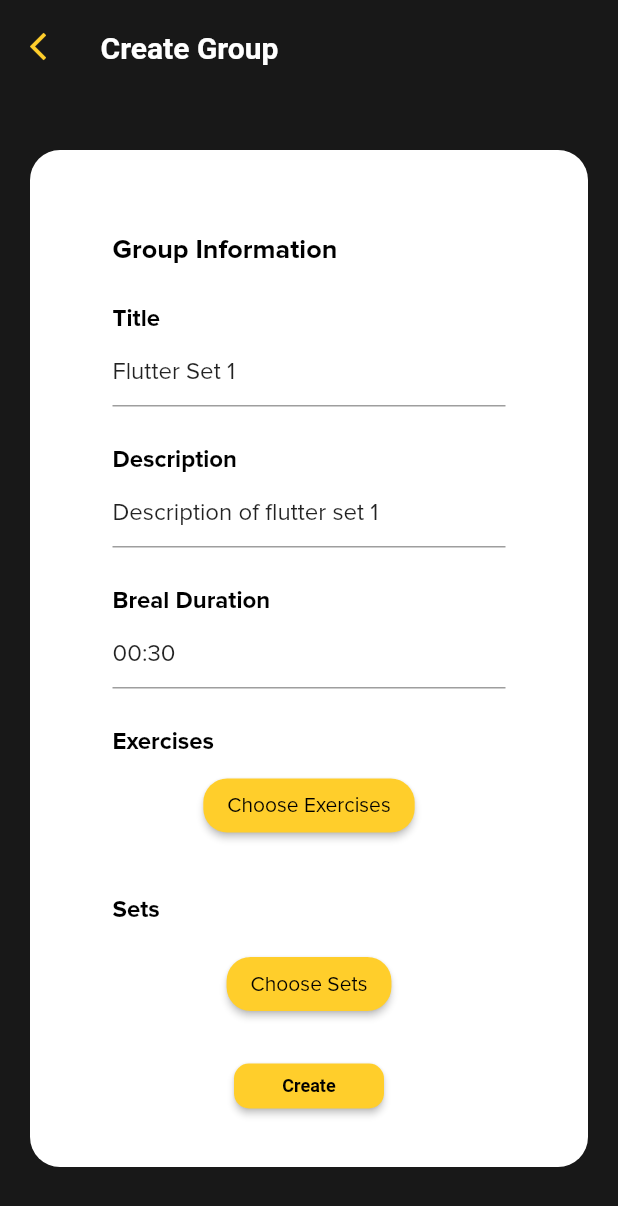
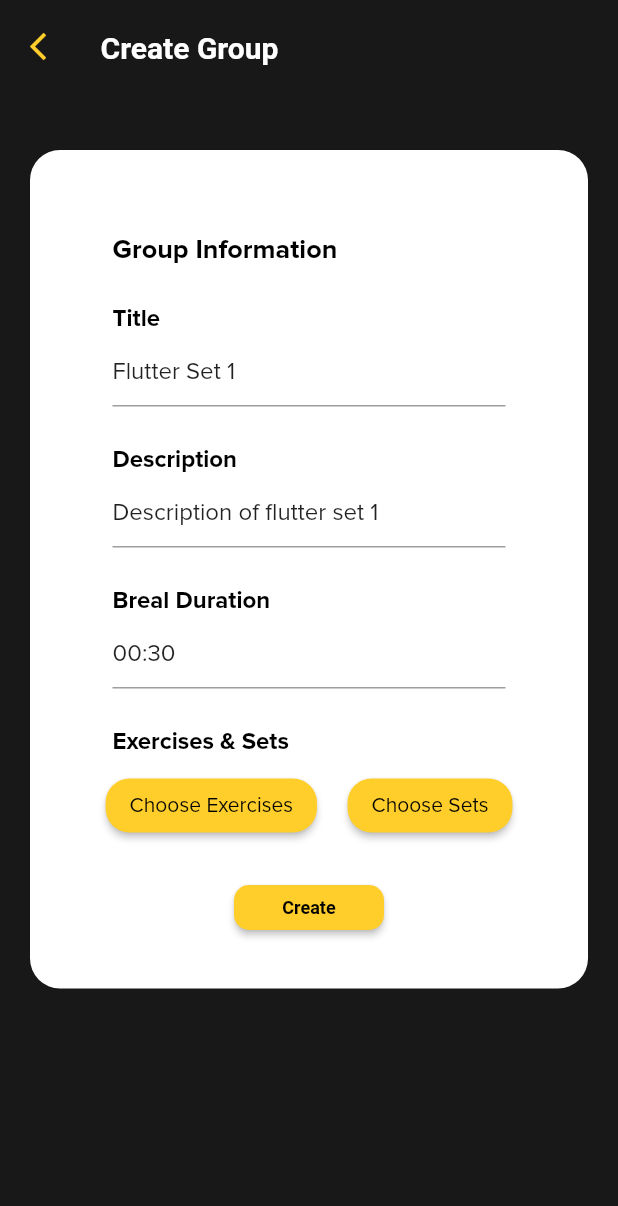
Before and after one commit to AdhamMagdyA/GymManager, a Flutter app: the CreateGroupForm screen opened by its route, after a tap on "Create", on a phone screen of 412 x 824 dp. Shown: the top 1206 px of the screen. Run offline on Flutter 3.47's test engine with Material 2 defaults, Android fonts, the phone set to English and light mode, and no system bars; our stand-ins replace backdrop, bubble_tab_indicator, cached_network_image, dio, dropdown_search, image_picker and 5 more; missing offline and left inert: pretty_json; accounts and stored records are empty; network calls fail; Roboto replaces fonts that are missing (sans-serif-light).

Commit message:
create group: ordering sets and exercises in the same list

```diff
--- a/lib/models/exercise.dart
+++ b/lib/models/exercise.dart
@@ -12,6 +12,7 @@ class Exercise {
   Equipment equipment;
   String coachName;
   int coachId;
+  int order;
   Exercise({
     this.id,
     this.title,
@@ -24,6 +25,7 @@ class Exercise {
     this.coachId,
     this.coachName,
     this.equipment,
+    this.order,
   });
 
   Map<String, Object> toMap() {
@@ -40,6 +42,7 @@ class Exercise {
       'coachId': coachId,
       'coachName': coachName,
       'equipment': equipment,
+      'order': order,
     };
   }
 
--- a/lib/models/set.dart
+++ b/lib/models/set.dart
@@ -10,6 +10,7 @@ class Set {
   int coachId;
   String coachName;
   List<Exercise> exercises;
+  int order;
 
   Set(
       {this.coachName,
@@ -19,6 +20,7 @@ class Set {
       this.breakDuration,
       this.coachId,
       this.exercises,
+      this.order
   });
 
   String toString() {
@@ -32,6 +34,7 @@ class Set {
       'description': description,
       'coachId': coachId,
       'break_duration': breakDuration,
+      'order': order,
       'exercises':
           exercises?.map((Exercise exercise) => exercise.toMap())?.toList(),
     };
--- a/lib/screens/coach/groups/create-group.dart
+++ b/lib/screens/coach/groups/create-group.dart
@@ -15,35 +15,38 @@ import 'package:gym_project/widget/providers/user.dart';
 import 'package:provider/provider.dart';
 
 Map<int, Map<String, Object>> selectedExercises = {};
-List<ExerciseViewModel> orderedExercises = [];
+Map<int, Map<String, Object>> selectedSets = {};
+List<dynamic> orderedObjects = [];
 
-void setOrderedExercises({
-  @required Map<int, Map<String, Object>> selectedExercises,
+void setOrderedObjects({
+  @required Map<int, Map<String, Object>> selectedObjects,
 }) {
-  orderedExercises.clear();
-  selectedExercises.values.forEach((Map<String, Object> exerciseData) {
+  // figuring out incoming objects are exercises or sets
+  Map<String, Object> firstObjectData = selectedObjects.values.first;
+  bool objectsAreExercises = firstObjectData.containsKey('exercise');
+  if (objectsAreExercises) {
+    // removing old exercises
+    orderedObjects
+        .removeWhere((object) => object.runtimeType == ExerciseViewModel);
+    selectedObjects.values.forEach((Map<String, Object> exerciseData) {
       int quantity = exerciseData['quantity'] as int;
-    ExerciseViewModel exercise = exerciseData['exercise'] as ExerciseViewModel;
+      ExerciseViewModel exercise =
+          exerciseData['exercise'] as ExerciseViewModel;
       for (int i = 0; i < quantity; i++) {
-      orderedExercises.add(exercise);
+        orderedObjects.add(exercise);
+      }
+    });
+  } else {
+    // removing old sets
+    orderedObjects.removeWhere((object) => object.runtimeType == SetViewModel);
+    selectedObjects.values.forEach((Map<String, Object> setData) {
+      int quantity = setData['quantity'] as int;
+      SetViewModel set = setData['set'] as SetViewModel;
+    for (int i = 0; i < quantity; i++) {
+      orderedObjects.add(set);
     }
   });
   }
-
-Map<int, Map<String, Object>> selectedSets = {};
-List<SetViewModel> orderedSets = [];
-
-void setOrderedSets({
-  @required Map<int, Map<String, Object>> selectedSets,
-}) {
-  orderedSets.clear();
-  selectedSets.values.forEach((Map<String, Object> setData) {
-    int quantity = setData['quantity'] as int;
-    SetViewModel set = setData['set'] as SetViewModel;
-    for (int i = 0; i < quantity; i++) {
-      orderedSets.add(set);
-    }
-  });
 }
 
 
@@ -57,7 +60,6 @@ class CreateGroupForm extends StatefulWidget {
 //you can change the form fields from lines (119 ,138 , etc ) -> each padding represent a field
 class MapScreenState extends State<CreateGroupForm>
     with SingleTickerProviderStateMixin {
-  bool _status = true;
   final FocusNode myFocusNode = FocusNode();
   Map<int, Object> selectedGroups = {};
 
@@ -272,7 +274,7 @@ class MapScreenState extends State<CreateGroupForm>
                                     mainAxisSize: MainAxisSize.min,
                                     children: <Widget>[
                                       new Text(
-                                        'Exercises',
+                                        'Exercises & Sets',
                                         style: TextStyle(
                                           fontSize: 16.0,
                                           fontWeight: FontWeight.bold,
@@ -286,8 +288,10 @@ class MapScreenState extends State<CreateGroupForm>
                           SizedBox(
                             height: 10,
                           ),
-                          Center(
-                              child: ElevatedButton(
+                          Row(
+                            mainAxisAlignment: MainAxisAlignment.spaceEvenly,
+                            children: [
+                              ElevatedButton(
                             child: Text('Choose Exercises'),
                             style: ElevatedButton.styleFrom(
                               primary: Theme.of(context).primaryColor,
@@ -307,88 +311,21 @@ class MapScreenState extends State<CreateGroupForm>
                                   receivedSelectedExercises.isNotEmpty) {
                                 setState(() {
                                   selectedExercises = receivedSelectedExercises;
-                                  setOrderedExercises(
-                                      selectedExercises: selectedExercises);
+                              setOrderedObjects(
+                                          selectedObjects: selectedExercises);
                                 });
                               }
                             },
-                          )),
-                          SizedBox(
-                            height: 10,
                           ),
-                          if (selectedExercises.isNotEmpty)
-                            Theme(
-                              data: ThemeData(
-                                canvasColor: Color(0xff181818),
-                                iconTheme: IconThemeData(color: Colors.white),
-                              ),
-                              child: ReorderableListView(
-                                shrinkWrap: true,
-                                children: <Widget>[
-                                  for (int index = 0;
-                                      index < orderedExercises.length;
-                                      index++)
-                                    CustomExerciseListTile(
-                                        Key(index.toString()),
-                                        orderedExercises[index],
-                                        refresh),
-                                ],
-                                onReorder: (int oldIndex, int newIndex) {
-                                  setState(() {
-                                    if (oldIndex < newIndex) {
-                                      newIndex -= 1;
-                                    }
-                                    final ExerciseViewModel exercise =
-                                        orderedExercises.removeAt(oldIndex);
-                                    orderedExercises.insert(newIndex, exercise);
-                                  });
-                                },
+                          ElevatedButton(
+                                child: Text('Choose Sets'),
+                                style: ElevatedButton.styleFrom(
+                              primary: Theme.of(context).primaryColor,
+                                  onPrimary: Colors.black,
+                                  shape: RoundedRectangleBorder(
+                                borderRadius: BorderRadius.circular(16),
                                   ),
                                 ),
-                          Padding(
-                              padding: EdgeInsets.only(
-                                  left: 25.0, right: 25.0, top: 25.0),
-                              child: new Row(
-                                mainAxisSize: MainAxisSize.max,
-                                children: <Widget>[
-                                  new Column(
-                                    mainAxisAlignment: MainAxisAlignment.start,
-                                    mainAxisSize: MainAxisSize.min,
-                                    children: <Widget>[
-                                      new Text(
-                                        'Sets',
-                                        style: TextStyle(
-                                          fontSize: 16.0,
-                                          fontWeight: FontWeight.bold,
-                                          color: Colors.black,
-                                        ),
-                                      ),
-                                    ],
-                                  ),
-                                ],
-                              )),
-                          SizedBox(
-                            height: 15,
-                          ),
-                          //for choosing
-                          Padding(
-                            padding: EdgeInsets.only(
-                                left: 25.0, right: 25.0, top: 2.0),
-                            child: new Row(
-                              mainAxisSize: MainAxisSize.max,
-                              children: <Widget>[
-                                new Flexible(
-                                  child: Center(
-                                    child: ElevatedButton(
-                                        child: Text('Choose Sets'),
-                                        style: ElevatedButton.styleFrom(
-                                            primary:
-                                              Theme.of(context).primaryColor,
-                                            onPrimary: Colors.black,
-                                            shape: RoundedRectangleBorder(
-                                              borderRadius:
-                                                  BorderRadius.circular(16),
-                                            )),
                                 onPressed: () async {
                                   var receivedSelectedSets =
                                       await Navigator.pushNamed(
@@ -400,43 +337,44 @@ class MapScreenState extends State<CreateGroupForm>
                                       receivedSelectedSets.isNotEmpty) {
                                     setState(() {
                                       selectedSets = receivedSelectedSets;
-                                            setOrderedSets(
-                                                selectedSets: selectedSets);
+                                      setOrderedObjects(
+                                          selectedObjects: selectedSets);
                                     });
                                   }
                             },
                           ),
-                                  ),
-                                ),
                             ],
-                            ),
                           ),
                           SizedBox(
                             height: 10,
                           ),
-                          if (orderedSets.isNotEmpty)
+                          if (orderedObjects.isNotEmpty)
                             Theme(
                               data: ThemeData(
+                                primaryColor: Theme.of(context).primaryColor,
                                 canvasColor: Color(0xff181818),
                                 iconTheme: IconThemeData(color: Colors.white),
                               ),
                               child: ReorderableListView(
+                                physics: NeverScrollableScrollPhysics(),
                                 shrinkWrap: true,
                                 children: <Widget>[
                                   for (int index = 0;
-                                      index < orderedSets.length;
+                                      index < orderedObjects.length;
                                       index++)
-                                    CustomSetListTile(Key(index.toString()),
-                                        orderedSets[index], refresh),
+                                    CustomExerciseListTile(
+                                        Key(index.toString()),
+                                        orderedObjects[index],
+                                        refresh),
                                 ],
                                 onReorder: (int oldIndex, int newIndex) {
                                   setState(() {
                                     if (oldIndex < newIndex) {
                                       newIndex -= 1;
                                     }
-                                    final SetViewModel set =
-                                        orderedSets.removeAt(oldIndex);
-                                    orderedSets.insert(newIndex, set);
+                                    var object =
+                                        orderedObjects.removeAt(oldIndex);
+                                    orderedObjects.insert(newIndex, object);
                                   });
                                 },
                               ),
@@ -464,26 +402,20 @@ class MapScreenState extends State<CreateGroupForm>
                               ),
                               onPressed: () {
                                 setState(() {
-                                  List<Exercise> exercises = orderedExercises
-                                      .map((e) => e.exercise)
-                                      .toList();
-                                  List<Set> sets =
-                                      orderedSets.map((s) => s.set).toList();
                                   Group inputGroup = Group(
                                     title: titleController.text,
                                     description: descriptionController.text,
                                     breakDuration: breakDurationController.text,
                                     coachId:
                                         9999, //TODO: connect coach with created group
-                                    exercises: exercises,
-                                    sets: sets,
                                   );
                                   String token =
                                       Provider.of<User>(context, listen: false)
                                           .token;
                                   Provider.of<GroupListViewModel>(context,
                                           listen: false)
-                                      .postGroup(inputGroup, token);
+                                      .postGroup(
+                                          inputGroup, orderedObjects, token);
                                   // Navigator.of(context).pop();
                                 });
                               },
@@ -565,19 +497,27 @@ class _CustomSetListTileState extends State<CustomSetListTile> {
 }
 
 class CustomExerciseListTile extends StatefulWidget {
-  final ExerciseViewModel exerciseVM;
+  final objectVM; //ExerciseViewModel or SetViewModel
   final Key key;
   final Function() notifyParent;
 
-  CustomExerciseListTile(this.key, this.exerciseVM, this.notifyParent)
+  CustomExerciseListTile(this.key, this.objectVM, this.notifyParent)
       : super(key: key);
   @override
   _CustomExerciseListTileState createState() => _CustomExerciseListTileState();
 }
 
 class _CustomExerciseListTileState extends State<CustomExerciseListTile> {
+
   @override
   Widget build(BuildContext context) {
+    String type =
+        widget.objectVM.runtimeType == ExerciseViewModel ? 'exercise' : 'set';
+    String titlePrefix = type == 'exercise' ? 'Exercise: ' : 'Set: ';
+    IconData icon = type == 'exercise'
+        ? Icons.run_circle_outlined
+        : Icons.grid_view_outlined;
+    double iconSize = type == 'exercise' ? 40 : 30;
     return Container(
       key: widget.key,
       margin: EdgeInsetsDirectional.all(3),
@@ -589,35 +529,24 @@ class _CustomExerciseListTileState extends State<CustomExerciseListTile> {
         key: widget.key,
         minVerticalPadding: 10,
         leading: CircleAvatar(
+          backgroundColor: Theme.of(context).primaryColor,
           radius: 20,
-          child: FlutterLogo(),
+          child: Icon(icon, color: Colors.black, size: iconSize),
         ),
         title: Text(
-          widget.exerciseVM.title,
+          titlePrefix + widget.objectVM.title,
           style: TextStyle(color: Colors.white),
         ),
         subtitle: Column(
           crossAxisAlignment: CrossAxisAlignment.start,
           mainAxisSize: MainAxisSize.min,
           children: [
-            // Text(
-            //   widget.exercise['duration'],
-            //   style: TextStyle(
-            //     color: Colors.white,
-            //   ),
-            // ),
-            // Text(
-            //   '${widget.exercise['cal_burnt']} cal',
-            //   style: TextStyle(
-            //     color: Colors.white,
-            //   ),
-            // )
             Text(
-              widget.exerciseVM.coachId.toString(),
+              'Id: ${widget.objectVM.id}',
               style: TextStyle(
                 color: Colors.white,
               ),
-            )
+            ),
           ],
         ),
       ),
--- a/lib/screens/common/login-screen.dart
+++ b/lib/screens/common/login-screen.dart
@@ -22,7 +22,7 @@ class _LoginState extends State<Login> {
   // login as a coach automatically
   void autoLogin() {
     Provider.of<LoginViewModel>(context, listen: false)
-        .fetchLogin('alvis98@example.net', 'secret');
+        .fetchLogin('sklein@example.org', 'secret');
   }
 
   @override
--- a/lib/screens/common/view-group-details-screen.dart
+++ b/lib/screens/common/view-group-details-screen.dart
@@ -64,7 +64,6 @@ class _GroupDetailsScreenState extends State<GroupDetailsScreen> {
   Widget build(BuildContext context) {
     GroupListViewModel groupListVM = Provider.of<GroupListViewModel>(context);
     GroupViewModel groupVM = groupListVM.group;
-    if (groupVM != null) print(groupVM.group.toMapForCreation());
     return Scaffold(
       backgroundColor: Colors.black,
       body: SafeArea(
--- a/lib/viewmodels/group-list-view-model.dart
+++ b/lib/viewmodels/group-list-view-model.dart
@@ -27,9 +27,11 @@ class GroupListViewModel with ChangeNotifier {
     notifyListeners();
   }
 
-  Future<void> postGroup(Group group, String token) async {
+  Future<void> postGroup(
+      Group group, List<dynamic> orderedObjects, String token) async {
     loadingStatus = LoadingStatus.Searching;
-    Group groupModel = await GroupWebService().postGroup(group, token);
+    Group groupModel =
+        await GroupWebService().postGroup(group, orderedObjects, token);
     groups.add(GroupViewModel(group: groupModel));
     loadingStatus = LoadingStatus.Completed;
     notifyListeners();
--- a/pubspec.yaml
+++ b/pubspec.yaml
@@ -45,6 +45,7 @@ dependencies:
   video_player: ^2.2.3
   path_provider: ^2.0.4
   xfile: ^1.1.0
+  pretty_json: ^2.0.0
 
 dev_dependencies:
   flutter_test:
```
Also changed, not shown: lib/models/group.dart (+15 -11 lines), lib/screens/coach/groups/view-groups.dart (+0 -8 lines), lib/services/group-webservices.dart (+7 -2 lines), pubspec.lock. Lines whose indentation alone changed are shown as unchanged.
